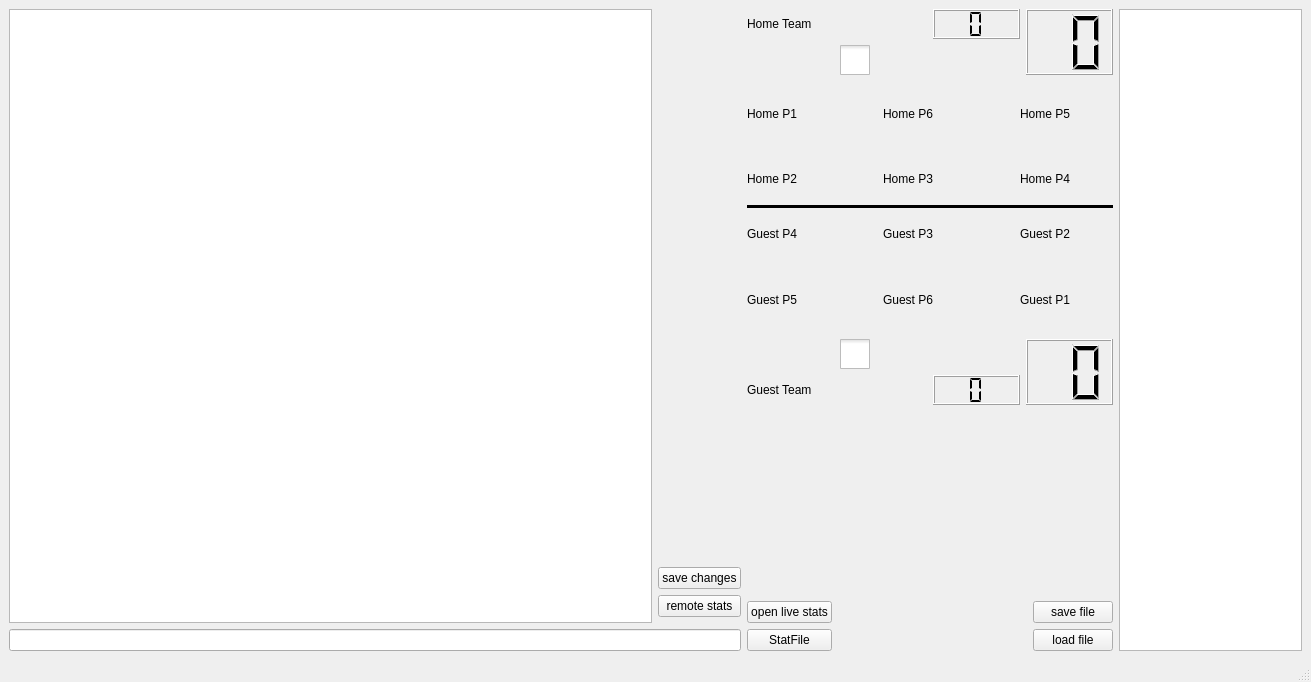
The window that tvrscouting/uis/first.ui (twicki/datavolley2) describes before a commit, drawn with Qt 5.
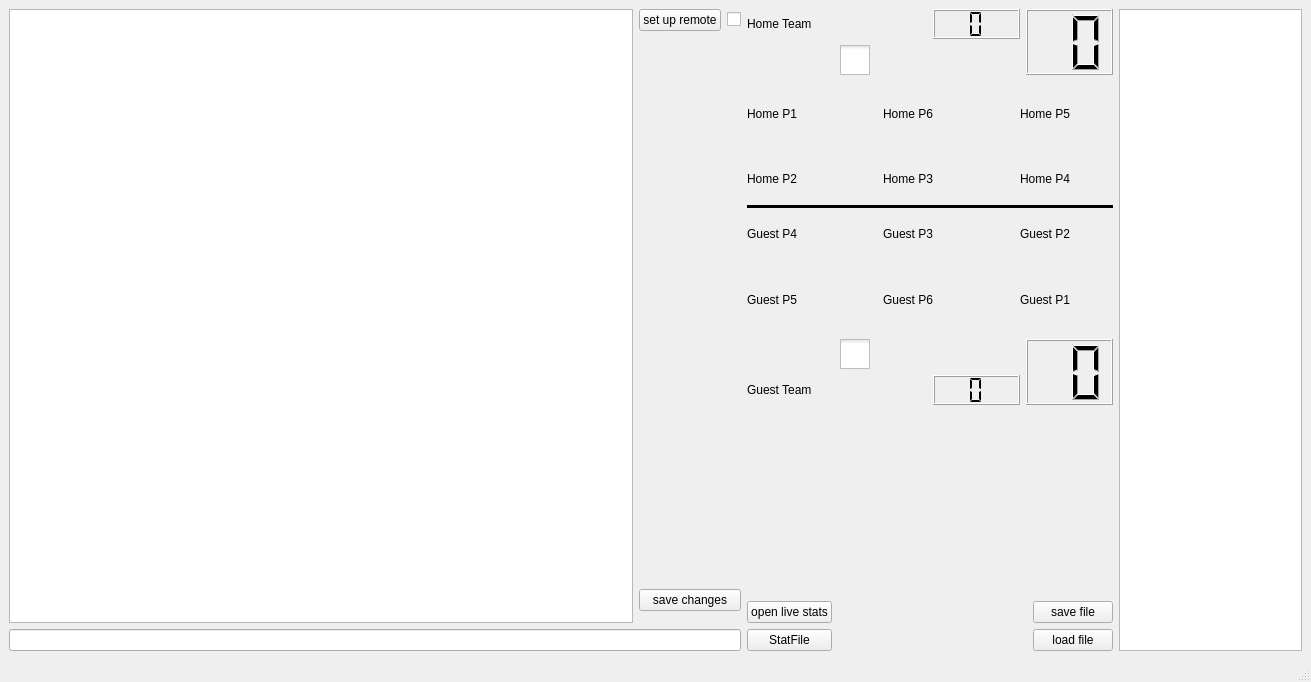
The same window after the commit. Icons and pictures are not drawn.

Patch:
```diff
--- a/tvrscouting/uis/first.ui
+++ b/tvrscouting/uis/first.ui
@@ -21,10 +21,7 @@
    <layout class="QGridLayout" name="gridLayout_9" columnstretch="4,2,1">
     <item row="0" column="0">
      <layout class="QGridLayout" name="gridLayout_7">
-      <item row="0" column="0" rowspan="4">
-       <widget class="QTextEdit" name="textEdit"/>
-      </item>
-      <item row="0" column="1">
+      <item row="2" column="1">
        <spacer name="verticalSpacer_3">
         <property name="orientation">
          <enum>Qt::Vertical</enum>
@@ -37,23 +34,36 @@
         </property>
        </spacer>
       </item>
-      <item row="5" column="0" colspan="2">
-       <widget class="QLineEdit" name="lineEdit"/>
-      </item>
-      <item row="2" column="1">
-       <widget class="QPushButton" name="remote_stats">
-        <property name="text">
-         <string>remote stats</string>
-        </property>
-       </widget>
-      </item>
       <item row="1" column="1">
+       <widget class="QPushButton" name="remote_stats">
+        <property name="text">
+         <string>set up remote</string>
+        </property>
+       </widget>
+      </item>
+      <item row="1" column="0" rowspan="5">
+       <widget class="QTextEdit" name="textEdit"/>
+      </item>
+      <item row="1" column="2">
+       <widget class="QCheckBox" name="remote_on">
+        <property name="enabled">
+         <bool>true</bool>
+        </property>
+        <property name="text">
+         <string/>
+        </property>
+       </widget>
+      </item>
+      <item row="3" column="1" colspan="2">
        <widget class="QPushButton" name="pushButton_2">
         <property name="text">
          <string>save changes</string>
         </property>
        </widget>
       </item>
+      <item row="7" column="0" colspan="3">
+       <widget class="QLineEdit" name="lineEdit"/>
+      </item>
      </layout>
     </item>
     <item row="0" column="1">
```
